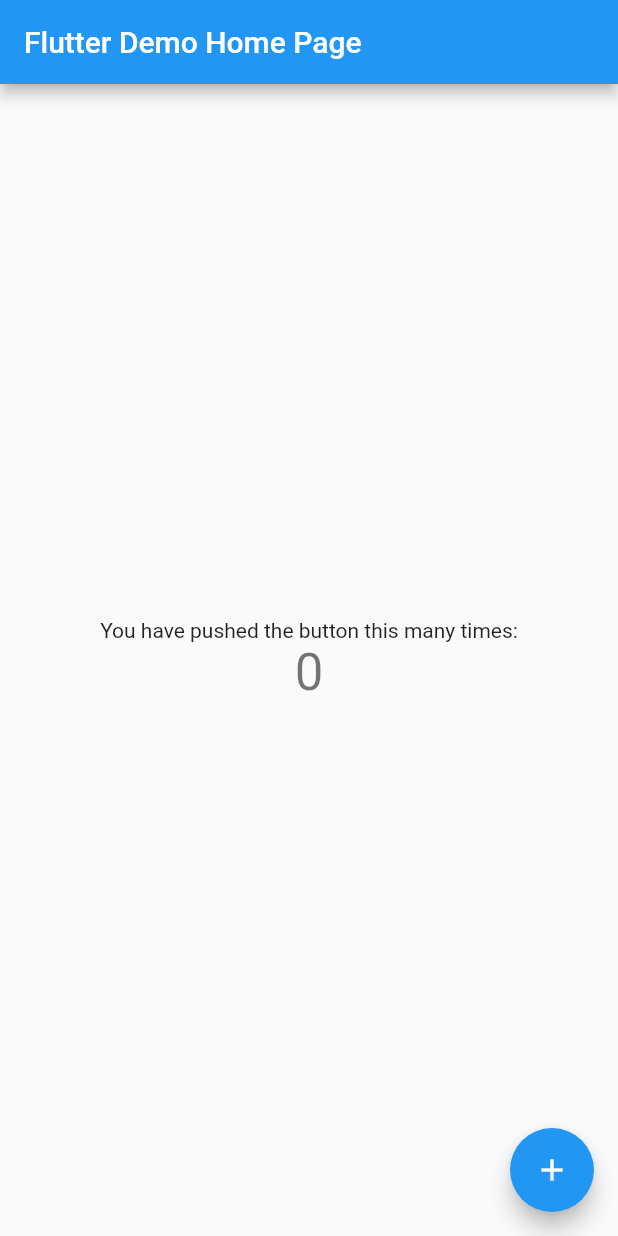
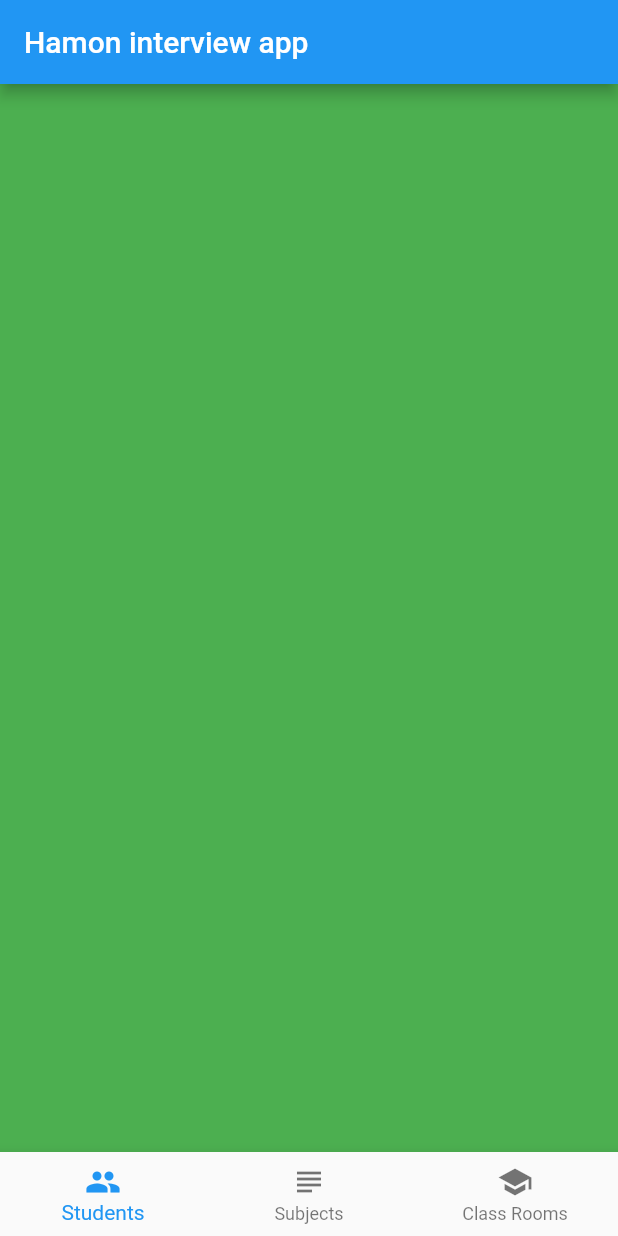
Before and after one commit to naseebm/Hamoninterviewapi, a Flutter app: the screen it shows after launch, on a phone screen of 412 x 824 dp. Run offline on Flutter 3.47's test engine with Material 2 defaults, Android fonts, the light colour scheme and no system bars.

Commit message:
home screen ui completed

```diff
--- a/lib/main.dart
+++ b/lib/main.dart
@@ -1,4 +1,5 @@
 import 'package:flutter/material.dart';
+import 'package:hamon_interviewapi/screens/home_screen.dart';
 
 void main() {
   runApp(const MyApp());
@@ -7,109 +8,16 @@
 class MyApp extends StatelessWidget {
   const MyApp({Key? key}) : super(key: key);
 
-  // This widget is the root of your application.
+
   @override
   Widget build(BuildContext context) {
     return MaterialApp(
-      title: 'Flutter Demo',
+      title: 'Hamon interview app',
       theme: ThemeData(
-        // This is the theme of your application.
-        //
-        // Try running your application with "flutter run". You'll see the
-        // application has a blue toolbar. Then, without quitting the app, try
-        // changing the primarySwatch below to Colors.green and then invoke
-        // "hot reload" (press "r" in the console where you ran "flutter run",
-        // or simply save your changes to "hot reload" in a Flutter IDE).
-        // Notice that the counter didn't reset back to zero; the application
-        // is not restarted.
+
         primarySwatch: Colors.blue,
       ),
-      home: const MyHomePage(title: 'Flutter Demo Home Page'),
+      home: const MyHomePage(),
     );
   }
 }
-
-class MyHomePage extends StatefulWidget {
-  const MyHomePage({Key? key, required this.title}) : super(key: key);
-
-  // This widget is the home page of your application. It is stateful, meaning
-  // that it has a State object (defined below) that contains fields that affect
-  // how it looks.
-
-  // This class is the configuration for the state. It holds the values (in this
-  // case the title) provided by the parent (in this case the App widget) and
-  // used by the build method of the State. Fields in a Widget subclass are
-  // always marked "final".
-
-  final String title;
-
-  @override
-  State<MyHomePage> createState() => _MyHomePageState();
-}
-
-class _MyHomePageState extends State<MyHomePage> {
-  int _counter = 0;
-
-  void _incrementCounter() {
-    setState(() {
-      // This call to setState tells the Flutter framework that something has
-      // changed in this State, which causes it to rerun the build method below
-      // so that the display can reflect the updated values. If we changed
-      // _counter without calling setState(), then the build method would not be
-      // called again, and so nothing would appear to happen.
-      _counter++;
-    });
-  }
-
-  @override
-  Widget build(BuildContext context) {
-    // This method is rerun every time setState is called, for instance as done
-    // by the _incrementCounter method above.
-    //
-    // The Flutter framework has been optimized to make rerunning build methods
-    // fast, so that you can just rebuild anything that needs updating rather
-    // than having to individually change instances of widgets.
-    return Scaffold(
-      appBar: AppBar(
-        // Here we take the value from the MyHomePage object that was created by
-        // the App.build method, and use it to set our appbar title.
-        title: Text(widget.title),
-      ),
-      body: Center(
-        // Center is a layout widget. It takes a single child and positions it
-        // in the middle of the parent.
-        child: Column(
-          // Column is also a layout widget. It takes a list of children and
-          // arranges them vertically. By default, it sizes itself to fit its
-          // children horizontally, and tries to be as tall as its parent.
-          //
-          // Invoke "debug painting" (press "p" in the console, choose the
-          // "Toggle Debug Paint" action from the Flutter Inspector in Android
-          // Studio, or the "Toggle Debug Paint" command in Visual Studio Code)
-          // to see the wireframe for each widget.
-          //
-          // Column has various properties to control how it sizes itself and
-          // how it positions its children. Here we use mainAxisAlignment to
-          // center the children vertically; the main axis here is the vertical
-          // axis because Columns are vertical (the cross axis would be
-          // horizontal).
-          mainAxisAlignment: MainAxisAlignment.center,
-          children: <Widget>[
-            const Text(
-              'You have pushed the button this many times:',
-            ),
-            Text(
-              '$_counter',
-              style: Theme.of(context).textTheme.headline4,
-            ),
-          ],
-        ),
-      ),
-      floatingActionButton: FloatingActionButton(
-        onPressed: _incrementCounter,
-        tooltip: 'Increment',
-        child: const Icon(Icons.add),
-      ), // This trailing comma makes auto-formatting nicer for build methods.
-    );
-  }
-}
--- /dev/null
+++ b/lib/screens/home_screen.dart
@@ -0,0 +1,72 @@
+import 'package:flutter/material.dart';
+
+import 'package:hamon_interviewapi/screens/class_rooms.dart';
+import 'package:hamon_interviewapi/screens/students.dart';
+import 'package:hamon_interviewapi/screens/subjects.dart';
+
+class MyHomePage extends StatefulWidget {
+  const MyHomePage({Key? key, }) : super(key: key);
+
+
+
+  @override
+  State<MyHomePage> createState() => _MyHomePageState();
+}
+
+class _MyHomePageState extends State<MyHomePage> {
+  int _pageIndex = 0;
+  late PageController _pageController;
+
+
+  @override
+  void initState() {
+    super.initState();
+    _pageController = PageController(initialPage: _pageIndex);
+  }
+
+  @override
+  void dispose() {
+    _pageController.dispose();
+    super.dispose();
+  }
+
+  @override
+  Widget build(BuildContext context) {
+    List<Widget> tabPages = [
+      const Students(),
+      const Subjects(),
+      const ClassRooms(),
+    ];
+
+    return Scaffold(
+      appBar: AppBar(
+        title: const Text('Hamon interview app'),
+      ),
+      bottomNavigationBar: BottomNavigationBar(
+        currentIndex: _pageIndex,
+        onTap: onTabTapped,
+        items: const [
+          BottomNavigationBarItem(icon: Icon(Icons.group), label: "Students"),
+          BottomNavigationBarItem(icon: Icon(Icons.subject), label: "Subjects"),
+          BottomNavigationBarItem(icon: Icon(Icons.school), label: "Class Rooms"),
+        ],
+      ),
+      body: PageView(
+        children: tabPages,
+        onPageChanged: onPageChanged,
+        controller: _pageController,
+      ),
+    );
+  }
+
+  void onPageChanged(int page) {
+    setState(() {
+      _pageIndex = page;
+    });
+  }
+
+  void onTabTapped(int index) {
+    _pageController.animateToPage(index,
+        duration: const Duration(milliseconds: 500), curve: Curves.easeInOut);
+  }
+}
--- /dev/null
+++ b/lib/screens/students.dart
@@ -0,0 +1,13 @@
+import 'package:flutter/material.dart';
+
+class Students extends StatelessWidget {
+  const Students({Key? key}) : super(key: key);
+
+  @override
+  Widget build(BuildContext context) {
+    return Container(
+        color: Colors.green,
+            child: const Center(child: Text("")),
+    );
+  }
+}
--- /dev/null
+++ b/lib/screens/subjects.dart
@@ -0,0 +1,13 @@
+import 'package:flutter/material.dart';
+
+class Subjects extends StatelessWidget {
+  const Subjects({Key? key}) : super(key: key);
+
+  @override
+  Widget build(BuildContext context) {
+    return Container(
+      color: Colors.yellow,
+      child: const Center(child: Text("")),
+    );
+  }
+}
```
Also changed, not shown: lib/screens/class_rooms.dart (added, +12 -0 lines).
